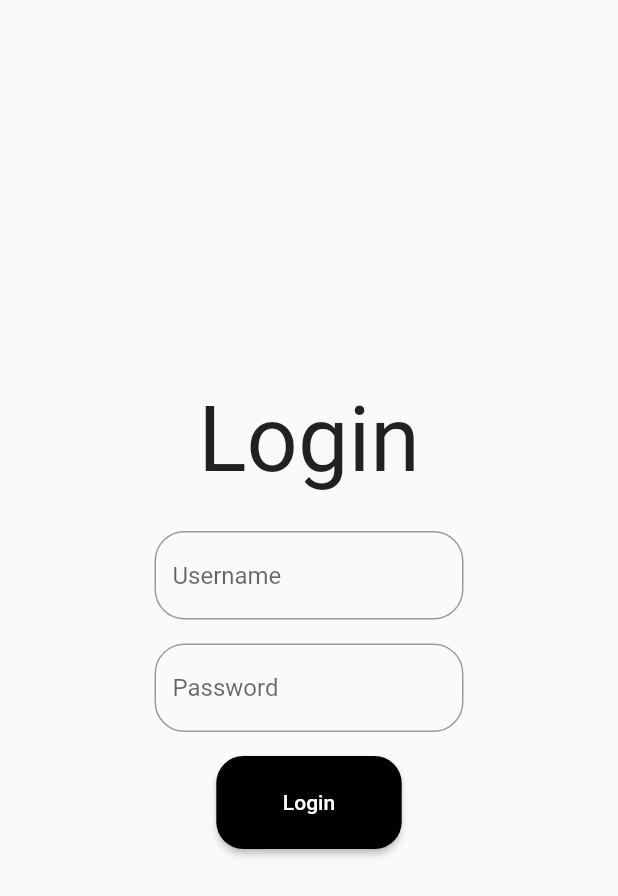
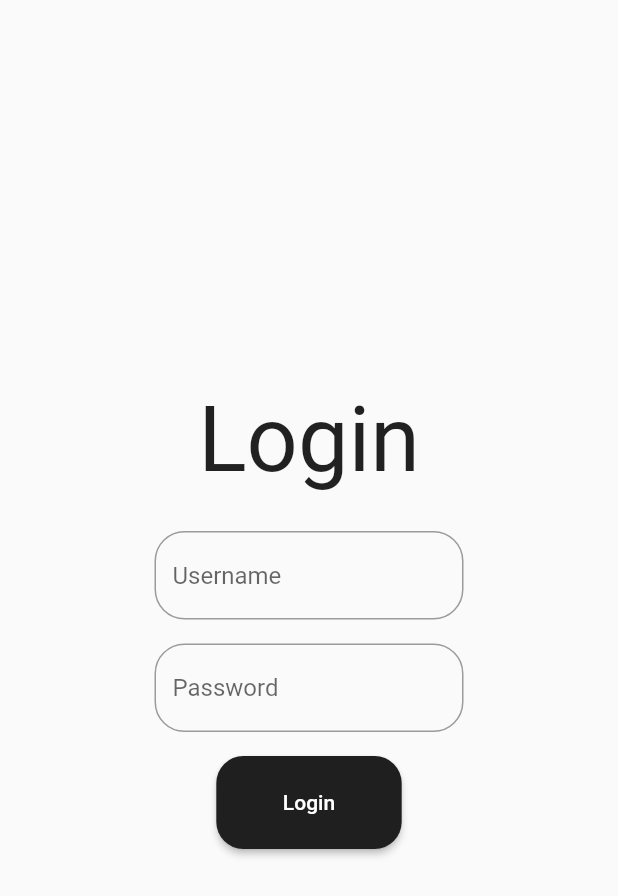
Before and after one commit to gnassro/KahlaBidha, a Flutter app: the screen it shows after launch, on a phone screen of 412 x 824 dp. Shown: the top 896 px of the screen. Run offline on Flutter 3.47's test engine with Material 2 defaults, Android fonts, the phone set to English and light mode, and no system bars; our stand-ins replace google_fonts; missing offline and left inert: cupertino_rounded_corners; Roboto replaces fonts that are missing (Praise).

Commit message:
change black color

```diff
--- a/lib/library/colors.dart
+++ b/lib/library/colors.dart
@@ -2,4 +2,4 @@ library global_colors;
 import 'package:flutter/material.dart';
 
 const Color? whiteColor = Color(0xffffffff);
-const Color? blackColor = Color(0xff000000);
+const Color? blackColor = Color(0xff1f1f1f);
```
